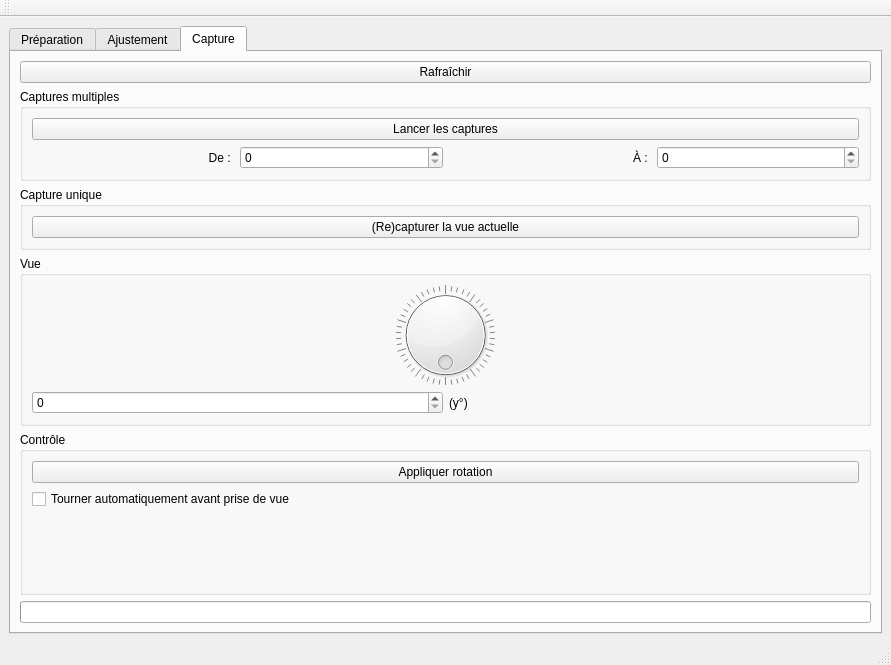
Qt form pc/master/mainwindow.ui (plule/pfe-costumes) before a commit.
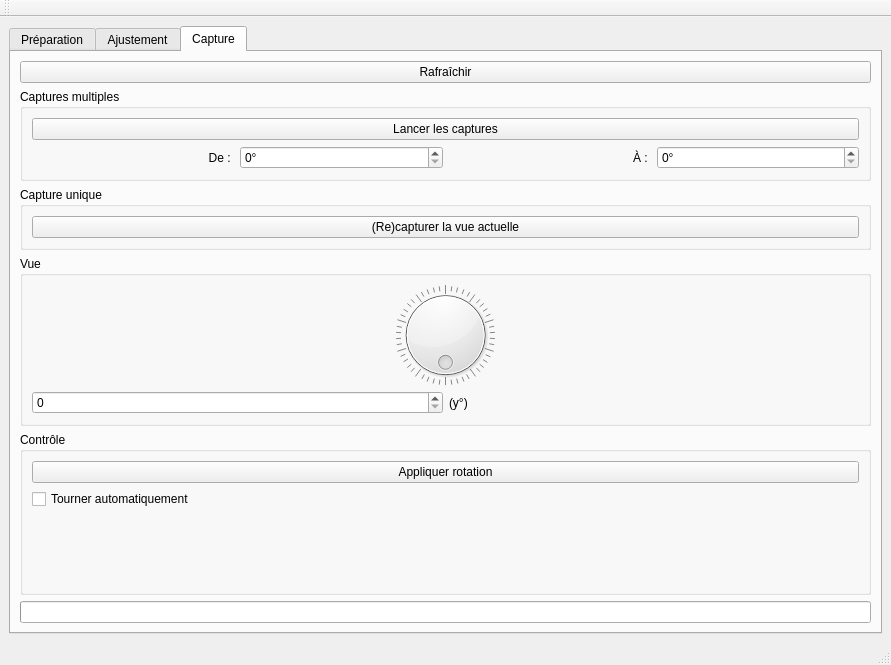
The same form after that commit.

Commit message: buddies, gui draft...

What changed in the file:
```diff
--- a/pc/master/mainwindow.ui
+++ b/pc/master/mainwindow.ui
@@ -85,7 +85,14 @@
                   </widget>
                  </item>
                  <item>
-                  <widget class="QSpinBox" name="fromInput"/>
+                  <widget class="QSpinBox" name="fromInput">
+                   <property name="suffix">
+                    <string>°</string>
+                   </property>
+                   <property name="maximum">
+                    <number>360</number>
+                   </property>
+                  </widget>
                  </item>
                  <item>
                   <widget class="QLabel" name="toLabel">
@@ -98,7 +105,14 @@
                   </widget>
                  </item>
                  <item>
-                  <widget class="QSpinBox" name="toInput"/>
+                  <widget class="QSpinBox" name="toInput">
+                   <property name="suffix">
+                    <string>°</string>
+                   </property>
+                   <property name="maximum">
+                    <number>360</number>
+                   </property>
+                  </widget>
                  </item>
                 </layout>
                </item>
@@ -188,7 +202,7 @@
                <item>
                 <widget class="QCheckBox" name="autoRotateCheckBox">
                  <property name="text">
-                  <string>Tourner automatiquement avant prise de vue</string>
+                  <string>Tourner automatiquement</string>
                  </property>
                 </widget>
                </item>
```
Left out of the diff: 9 changed lines with no effect on the pictures. The commit also changes 3 other files.
